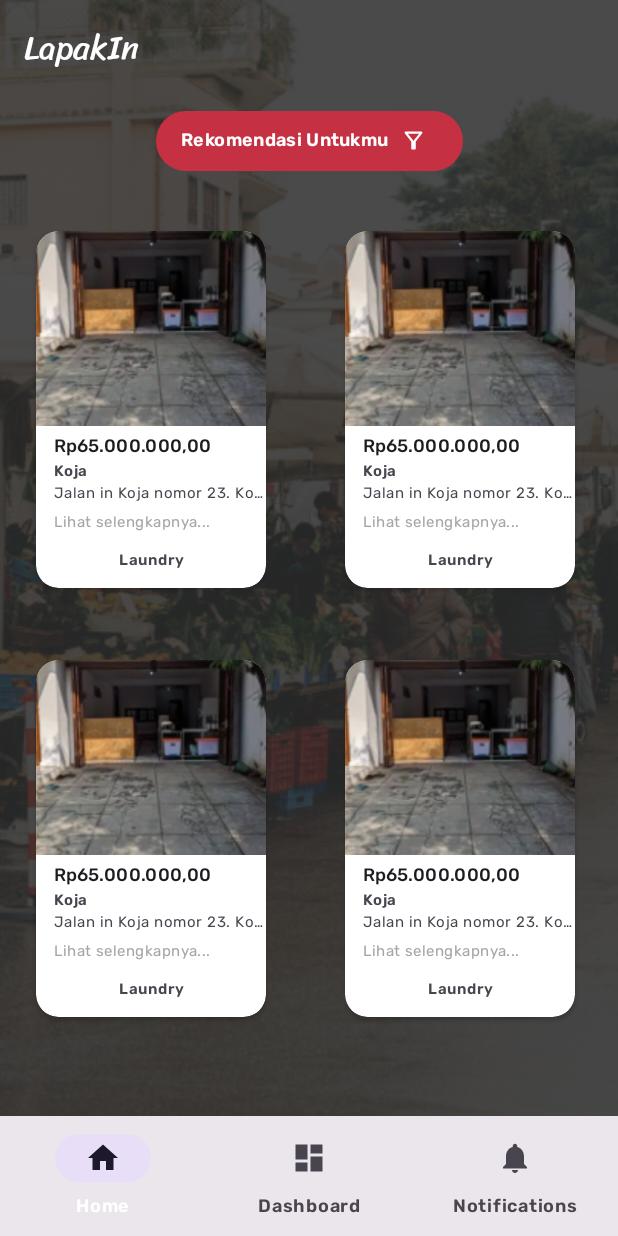
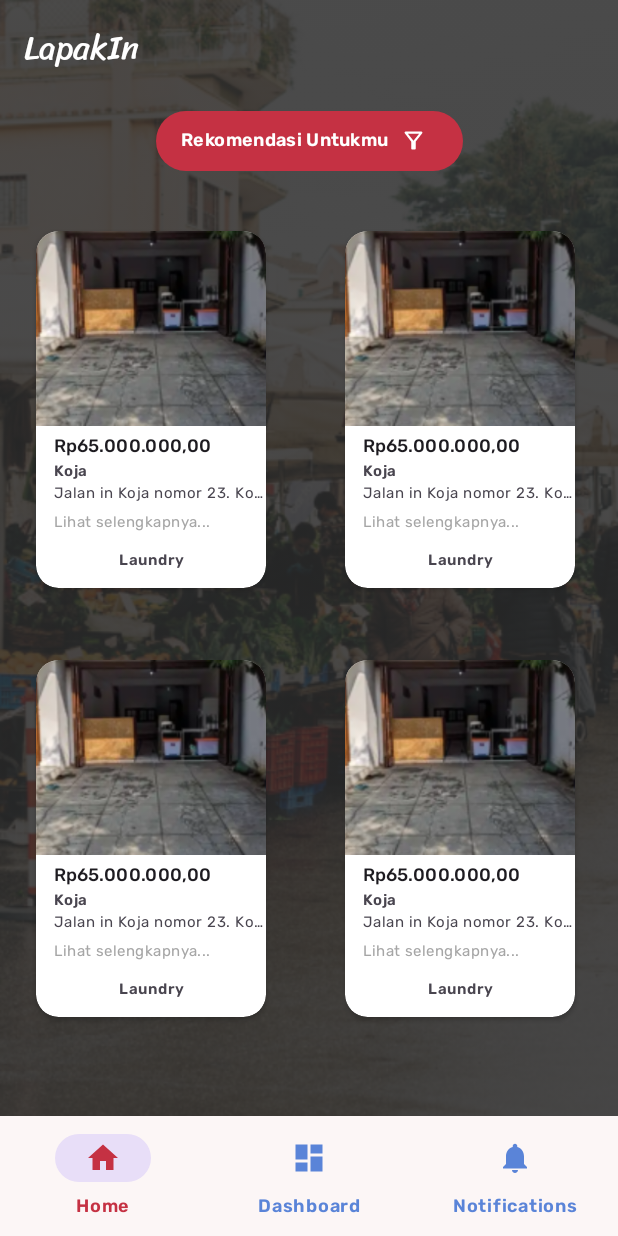
Before and after one commit to C23PR487/Capstone-Project, an Android app: the screen it shows after launch once a user with an empty profile is signed in (MainActivity), on a phone screen of 412 x 824 dp. Run offline under Robolectric (Android 15) with nearby library versions, the phone set to English and light mode, and no system bars; our stand-ins replace Firebase (no records; nobody signed in at launch, a user with empty details on screens opened directly), navigation-ui.

Commit message:
Bottom app bar

```diff
--- /dev/null
+++ b/MD/app/src/main/res/color/bottomappbarcolor.xml
@@ -0,0 +1,5 @@
+<?xml version="1.0" encoding="utf-8"?>
+<selector xmlns:android="http://schemas.android.com/apk/res/android">
+    <item android:state_checked="true" android:color="@color/primary_light_red" />
+    <item android:state_checked="false" android:color="@color/primary_dark_blue"/>
+</selector>
--- a/MD/app/src/main/res/layout/activity_main.xml
+++ b/MD/app/src/main/res/layout/activity_main.xml
@@ -38,7 +38,9 @@
         android:layout_height="wrap_content"
         android:layout_marginStart="0dp"
         android:layout_marginEnd="0dp"
-        android:background="?android:attr/windowBackground"
+        app:backgroundTint="@color/secondary_light_red"
+        app:itemIconTint="@color/bottomappbarcolor"
+        app:itemTextColor="@color/bottomappbarcolor"
         app:layout_constraintBottom_toBottomOf="parent"
         app:layout_constraintLeft_toLeftOf="parent"
         app:layout_constraintRight_toRightOf="parent"
--- a/MD/app/src/main/res/layout/fragment_lapak_details.xml
+++ b/MD/app/src/main/res/layout/fragment_lapak_details.xml
@@ -8,7 +8,6 @@
     <!-- TODO: Update blank fragment layout -->
     <TextView
         android:layout_width="match_parent"
-        android:layout_height="match_parent"
-        android:text="@string/hello_blank_fragment" />
+        android:layout_height="match_parent" />
 
 </FrameLayout>
```
Also changed, not shown: MD/app/src/main/res/values/themes.xml (+12 -0 lines).
